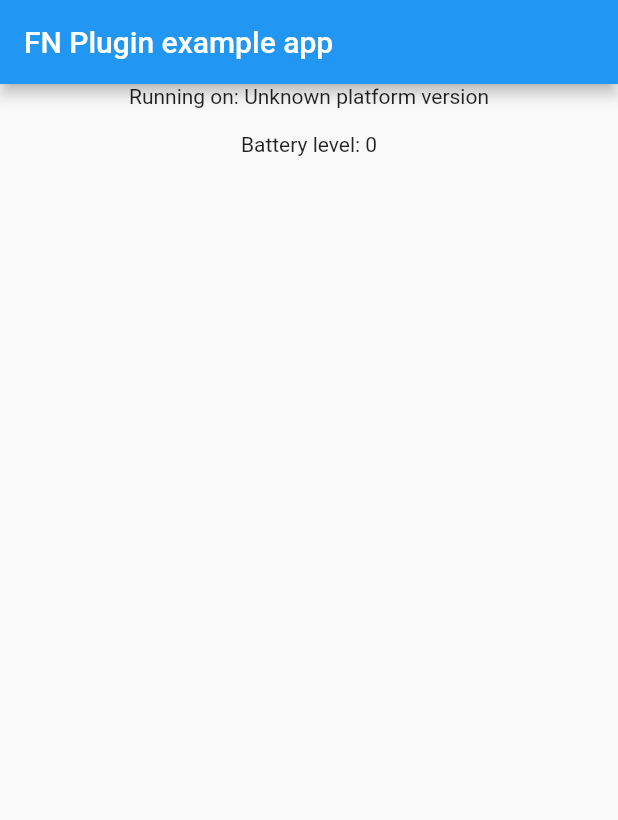
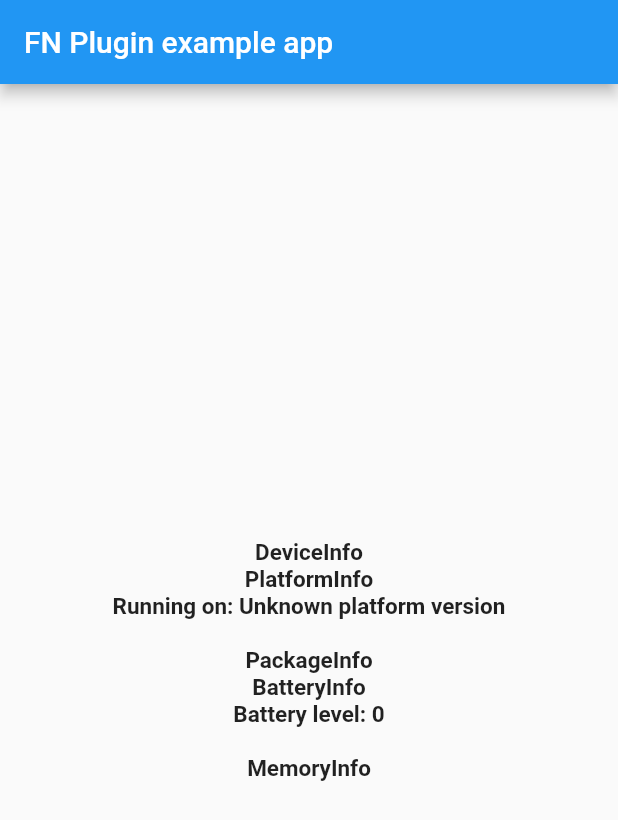
Before and after one commit to phil10xs/flutternativedata, a Flutter app: the screen it shows after launch, on a phone screen of 412 x 824 dp. Shown: the top 820 px of the screen. Run offline on Flutter 3.47's test engine with Material 2 defaults, Android fonts, the phone set to English and light mode, and no system bars; our stand-ins replace plugin_platform_interface.

Commit message:
fix: missing Data clean Up

```diff
--- a/example/lib/main.dart
+++ b/example/lib/main.dart
@@ -56,29 +56,68 @@ class _MyAppState extends State<MyApp> {
     return MaterialApp(
       home: Scaffold(
         appBar: AppBar(
-          title: const Text('FN Plugin example app'),
+          title: const Text(
+            'FN Plugin example app',
+            style: TextStyle(fontWeight: FontWeight.w500),
+          ),
         ),
         body: Center(
+          child: SingleChildScrollView(
             child: Column(
+              mainAxisAlignment: MainAxisAlignment.center,
               children: [
-              Text('Running on: $platformVersion\n'),
-              Text('Battery level: $batteryLevel\n'),
+                const Text('DeviceInfo',
+                    style: TextStyle(
+                      fontWeight: FontWeight.w600,
+                      fontSize: 15,
+                    )),
                 if (fnDeviceInfo != null)
                   ...fnDeviceInfo!.toMap().entries.map(
                         (entry) => Text('${entry.key}: ${entry.value}\n'),
                       ),
+                const Text('PlatformInfo',
+                    style: TextStyle(
+                      fontWeight: FontWeight.w600,
+                      fontSize: 15,
+                    )),
+                Text('Running on: $platformVersion\n',
+                    style: TextStyle(
+                      fontWeight: FontWeight.w600,
+                      fontSize: 15,
+                    )),
+                const Text('PackageInfo',
+                    style: TextStyle(
+                      fontWeight: FontWeight.w600,
+                      fontSize: 15,
+                    )),
+                if (fnPackageInfo != null)
+                  ...fnPackageInfo!.toMap().entries.map(
+                        (entry) => Text('${entry.key}: ${entry.value}\n'),
+                      ),
+                const Text('BatteryInfo',
+                    style: TextStyle(
+                      fontWeight: FontWeight.w600,
+                      fontSize: 15,
+                    )),
+                Text('Battery level: $batteryLevel\n',
+                    style: TextStyle(
+                      fontWeight: FontWeight.w600,
+                      fontSize: 15,
+                    )),
+                const Text('MemoryInfo',
+                    style: TextStyle(
+                      fontWeight: FontWeight.w600,
+                      fontSize: 15,
+                    )),
                 if (fnMemoryInfo != null)
                   ...fnMemoryInfo!.toMap().entries.map(
-                      (entry) => Text('${entry.key}: ${entry.value}\n'),
-                    ),
-              if (fnPackageInfo != null)
-                ...fnPackageInfo!.toMap().entries.map(
                         (entry) => Text('${entry.key}: ${entry.value}\n'),
                       ),
               ],
             ),
           ),
         ),
+      ),
     );
   }
 }
--- a/lib/entities/fn_device_info.dart
+++ b/lib/entities/fn_device_info.dart
@@ -8,6 +8,13 @@ class FNDeviceInfo {
   final String? deviceName;
   final String? localizedModel;
   final String? deviceModel;
+  final String? deviceManufacturer;
+  final String? deviceBrand;
+  final String? deviceProduct;
+  final String? deviceHardware;
+  final String? deviceOSVersion;
+  final String? deviceSDKVersion;
+  final String? deviceID;
 
   FNDeviceInfo({
     required this.deviceType,
@@ -19,6 +26,13 @@ class FNDeviceInfo {
     required this.deviceName,
     required this.localizedModel,
     required this.deviceModel,
+    required this.deviceManufacturer,
+    required this.deviceBrand,
+    required this.deviceProduct,
+    required this.deviceHardware,
+    required this.deviceOSVersion,
+    required this.deviceSDKVersion,
+    required this.deviceID,
   });
 
   factory FNDeviceInfo.fromJson(Map<dynamic, dynamic> json) {
@@ -32,6 +46,13 @@ class FNDeviceInfo {
       deviceName: json['deviceName'],
       localizedModel: json['localizedModel'],
       deviceModel: json['deviceModel'],
+      deviceManufacturer: json['deviceManufacturer'],
+      deviceBrand: json['deviceBrand'],
+      deviceProduct: json['deviceProduct'],
+      deviceHardware: json['deviceHardware'],
+      deviceOSVersion: json['deviceOSVersion'],
+      deviceSDKVersion: json['deviceSDKVersion'].toString(),
+      deviceID: json['deviceID'],
     );
   }
 
@@ -46,6 +67,13 @@ class FNDeviceInfo {
       'deviceName': deviceName,
       'localizedModel': localizedModel,
       'deviceModel': deviceModel,
+      'deviceManufacturer': deviceManufacturer,
+      'deviceBrand': deviceBrand,
+      'deviceProduct': deviceProduct,
+      'deviceHardware': deviceHardware,
+      'deviceOSVersion': deviceOSVersion,
+      'deviceSDKVersion': deviceSDKVersion,
+      'deviceID': deviceID,
     };
   }
 }
--- a/lib/flutternativedata.dart
+++ b/lib/flutternativedata.dart
@@ -1,3 +1,5 @@
+import 'dart:developer';
+
 import 'package:flutternativedata/entities/fn_device_info.dart';
 import 'package:flutternativedata/entities/fn_memory_info.dart';
 import 'package:flutternativedata/entities/fn_package_info.dart';
@@ -20,6 +22,7 @@ class Flutternativedata {
     if (deviceInfo != null && deviceInfo.isNotEmpty) {
       fnDeviceInfo = FNDeviceInfo.fromJson(deviceInfo.convertToDynamicMap());
     }
+    log(' fnDeviceInfo $deviceInfo');
     return fnDeviceInfo;
   }
 
@@ -30,6 +33,7 @@ class Flutternativedata {
     if (memoryInfo != null && memoryInfo.isNotEmpty) {
       fnMemoryInfo = FNMemoryInfo.fromJson(memoryInfo.convertToDynamicMap());
     }
+    log('fnMemoryInfo $memoryInfo');
     return fnMemoryInfo;
   }
 
@@ -40,6 +44,7 @@ class Flutternativedata {
     if (packageInfo != null && packageInfo.isNotEmpty) {
       fnPackageInfo = FNPackageInfo.fromJson(packageInfo.convertToDynamicMap());
     }
+    log('fnPackageInfo $packageInfo');
     return fnPackageInfo;
   }
 }
```
Also changed, not shown: 3 other files. Lines whose indentation alone changed are shown as unchanged.
